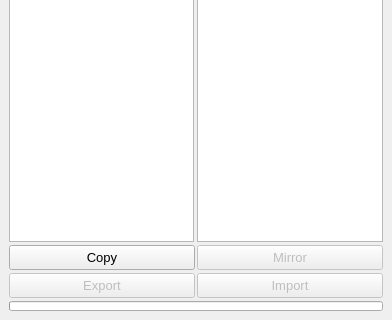
zclongpop123/RiggingTeamTools, file Plugcmds/weightsTool/weightsTool.ui: the form before one commit; both pictures show x 0 to 392 and y 223 to 543 of the 392 by 543 pixel window.
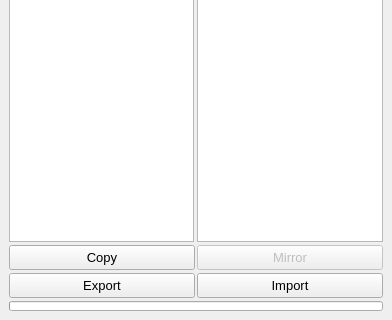
The form after the commit.

Commit message: add export & import weights...

Patch:
```diff
--- a/Plugcmds/weightsTool/weightsTool.ui
+++ b/Plugcmds/weightsTool/weightsTool.ui
@@ -140,7 +140,7 @@
       <item>
        <widget class="QPushButton" name="btn_Export">
         <property name="enabled">
-         <bool>false</bool>
+         <bool>true</bool>
         </property>
         <property name="minimumSize">
          <size>
@@ -161,7 +161,7 @@
       <item>
        <widget class="QPushButton" name="btn_Import">
         <property name="enabled">
-         <bool>false</bool>
+         <bool>true</bool>
         </property>
         <property name="minimumSize">
          <size>
```
The commit also changes 1 other file.
